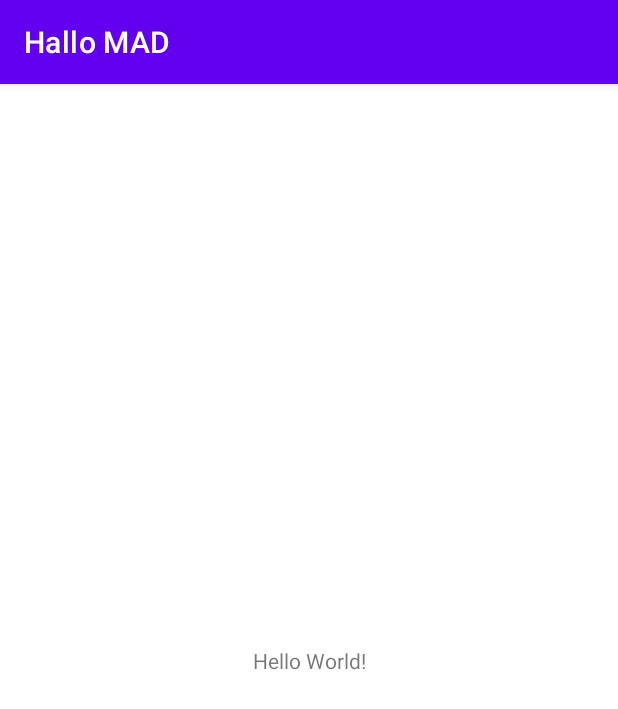
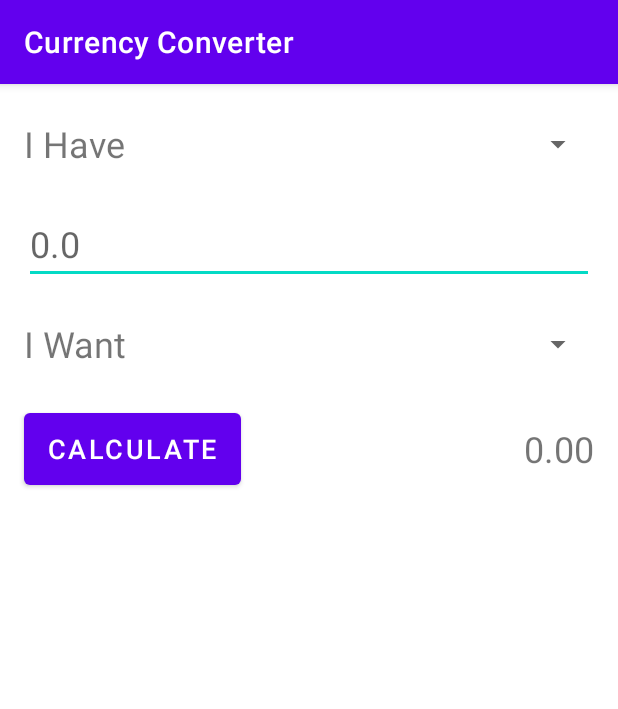
Before and after one commit to icicala/MAD, an Android app: the screen it shows after launch (MainActivity), on a phone screen of 412 x 824 dp. Shown: the top 709 px of the screen. Run offline under Robolectric (Android 15) with nearby library versions, the phone set to English and light mode, and no system bars.

Commit message:
feat(Exercises 2) Exercise 21: Currency Converter (Basic Layout)

```diff
--- a/app/src/main/AndroidManifest.xml
+++ b/app/src/main/AndroidManifest.xml
@@ -5,7 +5,7 @@
     <application
         android:allowBackup="true"
         android:icon="@mipmap/ic_launcher"
-        android:label="@string/app_name"
+        android:label="Currency Converter"
         android:roundIcon="@mipmap/ic_launcher_round"
         android:supportsRtl="true"
         android:theme="@style/Theme.HalloMAD">
--- a/app/src/main/res/layout/activity_main.xml
+++ b/app/src/main/res/layout/activity_main.xml
@@ -4,15 +4,128 @@
     xmlns:tools="http://schemas.android.com/tools"
     android:layout_width="match_parent"
     android:layout_height="match_parent"
+    android:focusable="auto"
+    android:visibility="visible"
     tools:context=".MainActivity">
 
     <TextView
+        android:id="@+id/id_from_textView"
         android:layout_width="wrap_content"
         android:layout_height="wrap_content"
-        android:text="Hello World!"
-        app:layout_constraintBottom_toBottomOf="parent"
-        app:layout_constraintLeft_toLeftOf="parent"
-        app:layout_constraintRight_toRightOf="parent"
+        android:layout_marginStart="16dp"
+        android:layout_marginTop="16dp"
+        android:layout_marginEnd="8dp"
+        android:gravity="center"
+        android:labelFor="@id/id_spinner_from"
+        android:minHeight="48dp"
+        android:text="@string/i_have"
+        android:textSize="24sp"
+        app:layout_constraintEnd_toStartOf="@+id/id_spinner_from"
+        app:layout_constraintHorizontal_bias="0.5"
+        app:layout_constraintHorizontal_weight="1"
+        app:layout_constraintStart_toStartOf="parent"
         app:layout_constraintTop_toTopOf="parent" />
 
+    <Spinner
+        android:id="@+id/id_spinner_from"
+        android:layout_width="0dp"
+        android:layout_height="wrap_content"
+        android:layout_marginStart="8dp"
+        android:layout_marginTop="16dp"
+        android:layout_marginEnd="16dp"
+        android:layout_marginBottom="16dp"
+        android:minHeight="48dp"
+        android:scrollbars="horizontal"
+        android:spinnerMode="dropdown"
+        app:layout_constraintBottom_toTopOf="@+id/id_editText"
+        app:layout_constraintEnd_toEndOf="parent"
+        app:layout_constraintHorizontal_bias="0.5"
+        app:layout_constraintHorizontal_weight="2"
+        app:layout_constraintStart_toEndOf="@+id/id_from_textView"
+        app:layout_constraintTop_toTopOf="parent" />
+
+    <EditText
+        android:id="@+id/id_editText"
+        android:layout_width="match_parent"
+        android:layout_height="wrap_content"
+        android:layout_marginStart="16dp"
+        android:layout_marginTop="16dp"
+        android:layout_marginEnd="16dp"
+        android:autofillHints="0.0"
+        android:ems="10"
+        android:hint="@string/_0_0"
+        android:inputType="numberDecimal"
+        android:minHeight="48dp"
+        android:textSize="24sp"
+        app:layout_constraintEnd_toEndOf="parent"
+        app:layout_constraintStart_toStartOf="parent"
+        app:layout_constraintTop_toBottomOf="@+id/id_from_textView" />
+
+    <TextView
+        android:id="@+id/id_to_textView"
+        android:layout_width="wrap_content"
+        android:layout_height="wrap_content"
+        android:layout_marginStart="16dp"
+        android:layout_marginTop="16dp"
+        android:layout_marginEnd="8dp"
+        android:gravity="center"
+        android:labelFor="@id/id_spinner_to"
+        android:minHeight="48dp"
+        android:text="@string/i_want"
+        android:textSize="24sp"
+        app:layout_constraintEnd_toStartOf="@+id/id_spinner_to"
+        app:layout_constraintHorizontal_bias="0.5"
+        app:layout_constraintHorizontal_weight="1"
+        app:layout_constraintStart_toStartOf="parent"
+        app:layout_constraintTop_toBottomOf="@+id/id_editText" />
+
+    <Spinner
+        android:id="@+id/id_spinner_to"
+        android:layout_width="0dp"
+        android:layout_height="wrap_content"
+        android:layout_marginStart="8dp"
+        android:layout_marginTop="16dp"
+        android:layout_marginEnd="16dp"
+        android:minHeight="48dp"
+        android:scrollbars="horizontal"
+        android:spinnerMode="dropdown"
+        app:layout_constraintEnd_toEndOf="parent"
+        app:layout_constraintHorizontal_bias="0.5"
+        app:layout_constraintHorizontal_weight="2"
+        app:layout_constraintStart_toEndOf="@+id/id_to_textView"
+        app:layout_constraintTop_toBottomOf="@+id/id_editText" />
+
+    <Button
+        android:id="@+id/id_button_calculate"
+        android:layout_width="wrap_content"
+        android:layout_height="wrap_content"
+        android:layout_marginStart="16dp"
+        android:layout_marginTop="16dp"
+        android:layout_marginEnd="8dp"
+        android:minHeight="60dp"
+        android:text="@string/calculate"
+        android:textSize="18sp"
+        app:layout_constraintEnd_toStartOf="@+id/textView5"
+        app:layout_constraintHorizontal_bias="0.5"
+        app:layout_constraintHorizontal_weight="1"
+        app:layout_constraintStart_toStartOf="parent"
+        app:layout_constraintTop_toBottomOf="@+id/id_to_textView" />
+
+    <TextView
+        android:id="@+id/textView5"
+        android:layout_width="0dp"
+        android:layout_height="wrap_content"
+        android:layout_marginStart="8dp"
+        android:layout_marginTop="16dp"
+        android:layout_marginEnd="16dp"
+        android:gravity="end|center_vertical"
+        android:minHeight="60dp"
+        android:text="@string/_0_00"
+        android:textSize="24sp"
+        app:layout_constraintEnd_toEndOf="parent"
+        app:layout_constraintHorizontal_bias="0.5"
+        app:layout_constraintHorizontal_weight="2"
+        app:layout_constraintStart_toEndOf="@+id/id_button_calculate"
+        app:layout_constraintTop_toBottomOf="@+id/id_spinner_to" />
+
 </androidx.constraintlayout.widget.ConstraintLayout>
--- a/app/src/main/res/values/strings.xml
+++ b/app/src/main/res/values/strings.xml
@@ -1,3 +1,8 @@
 <resources>
-    <string name="app_name">Hallo MAD</string>
+    <string name="_0_0">0.0</string>
+    <string name="calculate">CALCULATE</string>
+    <string name="_0_00">0.00</string>
+    <string name="i_have">I Have</string>
+    <string name="i_want">I Want</string>
+
 </resources>
```
